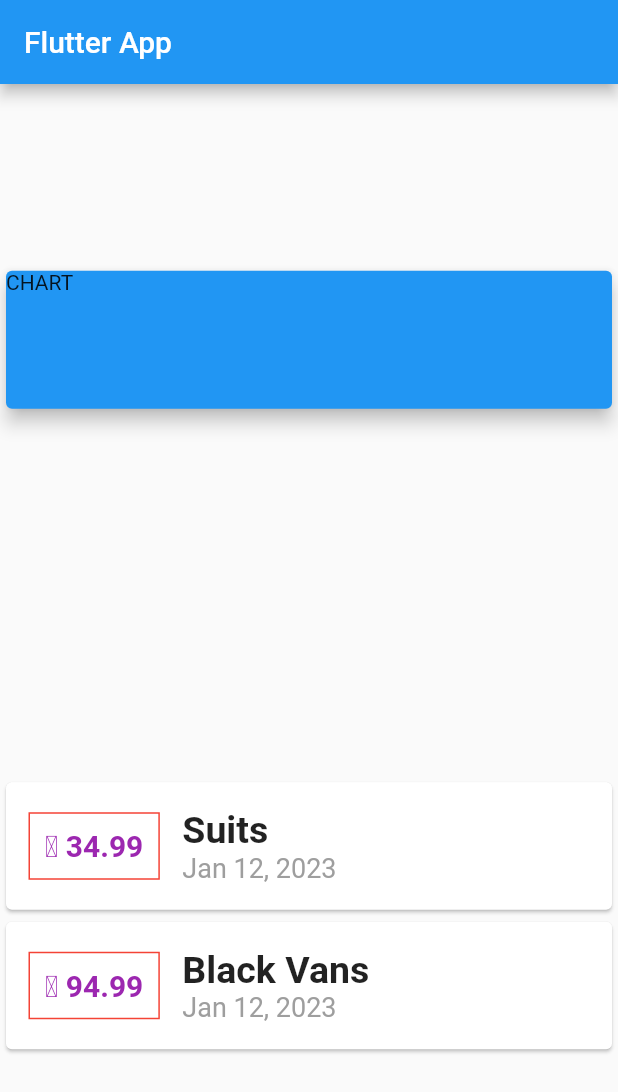
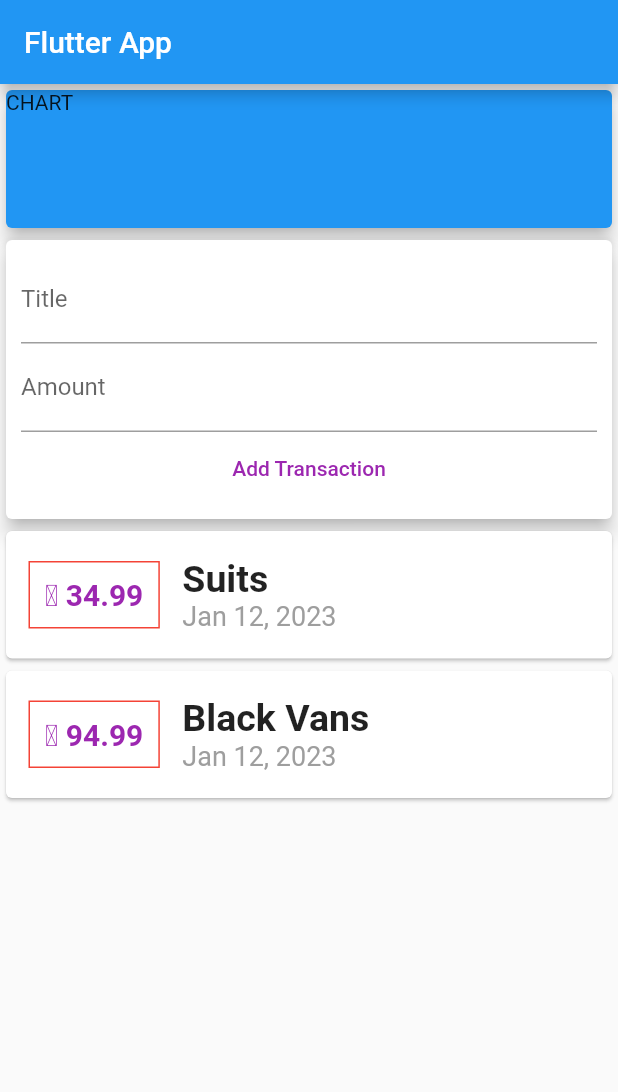
Before and after one commit to SethMegbetor/flutter_expense_tracker, a Flutter app: the screen it shows after launch, on a phone screen of 412 x 824 dp. Shown: the top 1092 px of the screen. Run offline on Flutter 3.47's test engine with Material 2 defaults, Android fonts, the phone set to English and light mode, and no system bars.

Commit message:
taking user input

```diff
--- a/lib/main.dart
+++ b/lib/main.dart
@@ -20,6 +20,9 @@ class MyHomePage extends StatelessWidget {
     Transaction(
         id: "t2", title: "Black Vans", amount: 94.99, date: DateTime.now())
   ];
+  // late String titleInput, amountInput;
+  final titleController = TextEditingController();
+  final amountController = TextEditingController();
 
   @override
   Widget build(BuildContext context) {
@@ -28,16 +31,52 @@ class MyHomePage extends StatelessWidget {
         title: Text('Flutter App'),
       ),
       body: Column(
-        mainAxisAlignment: MainAxisAlignment.spaceAround,
+        // mainAxisAlignment: MainAxisAlignment.start,
         crossAxisAlignment: CrossAxisAlignment.stretch,
         children: [
           Container(
             width: double.infinity,
             height: 100,
-            child: Card(
+            child: const Card(
               color: Colors.blue,
+              elevation: 5,
               child: Text("CHART"),
-              elevation: 5,
+            ),
+          ),
+          Card(
+            elevation: 5,
+            child: Container(
+              padding: EdgeInsets.all(10),
+              child: Column(
+                // crossAxisAlignment: CrossAxisAlignment.end,
+                children: [
+                  TextField(
+                    decoration: InputDecoration(labelText: "Title"),
+                    controller: titleController,
+                    // onChanged: (value) {
+                    //   titleInput = value;
+                    // },
+                  ),
+                  TextField(
+                    decoration: InputDecoration(labelText: "Amount"),
+                    controller: amountController,
+                    // onChanged: (value) {
+                    //   amountInput = value;
+                    // },
+                  ),
+                  TextButton(
+                    child: Text("Add Transaction"),
+                    style: ButtonStyle(
+                      foregroundColor:
+                          MaterialStateProperty.all<Color>(Colors.purple),
+                      // backgroundColor: MaterialStateProperty.all(Colors.green),
+                    ),
+                    onPressed: () {
+                      print(titleController.text);
+                    },
+                  )
+                ],
+              ),
             ),
           ),
           Column(
@@ -46,15 +85,15 @@ class MyHomePage extends StatelessWidget {
                 child: Row(
                   children: [
                     Container(
-                      margin: const EdgeInsets.symmetric(
-                          vertical: 20, horizontal: 15),
-                      padding: const EdgeInsets.all(10),
+                      margin:
+                          EdgeInsets.symmetric(vertical: 20, horizontal: 15),
+                      padding: EdgeInsets.all(10),
                       decoration:
                           BoxDecoration(border: Border.all(color: Colors.red)),
                       child: Text(
                         // tx.amount.toString(),
                         "₵ ${tx.amount}",
-                        style: const TextStyle(
+                        style: TextStyle(
                             fontSize: 20,
                             fontWeight: FontWeight.bold,
                             color: Colors.purple),
@@ -65,7 +104,7 @@ class MyHomePage extends StatelessWidget {
                       children: [
                         Text(
                           tx.title,
-                          style: const TextStyle(
+                          style: TextStyle(
                             fontWeight: FontWeight.bold,
                             fontSize: 25,
                           ),
@@ -73,7 +112,7 @@ class MyHomePage extends StatelessWidget {
                         Text(
                           // tx.date.toString(),
                           DateFormat.yMMMd().format(tx.date),
-                          style: const TextStyle(
+                          style: TextStyle(
                             color: Colors.grey,
                             fontSize: 18,
                           ),
```
